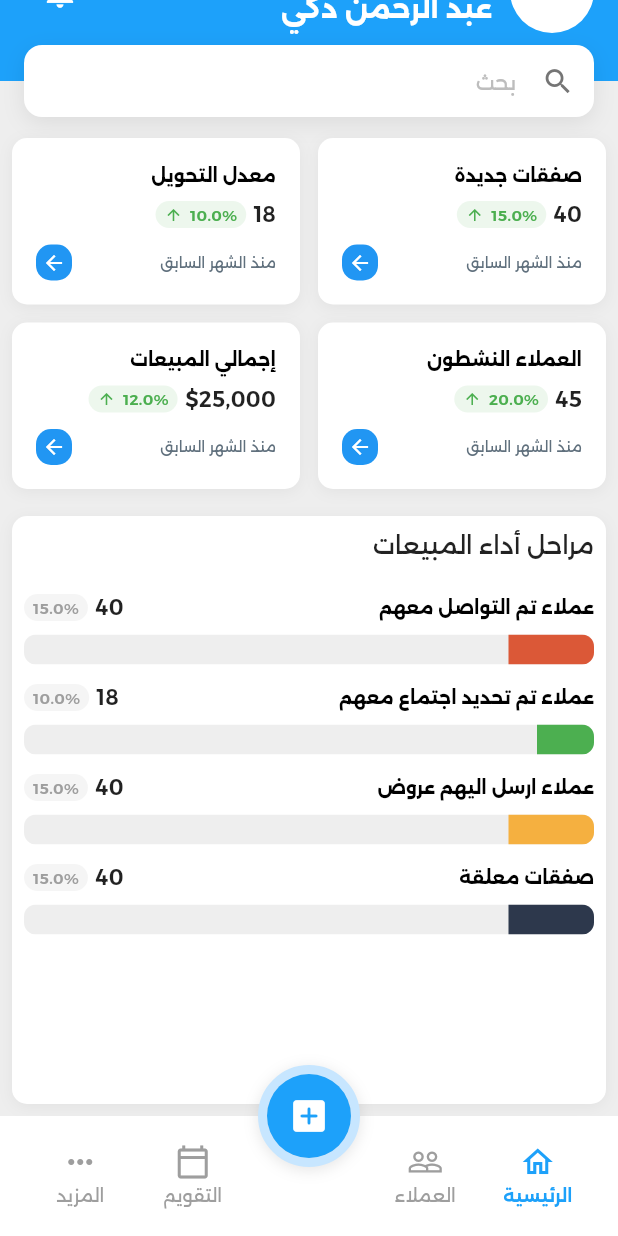
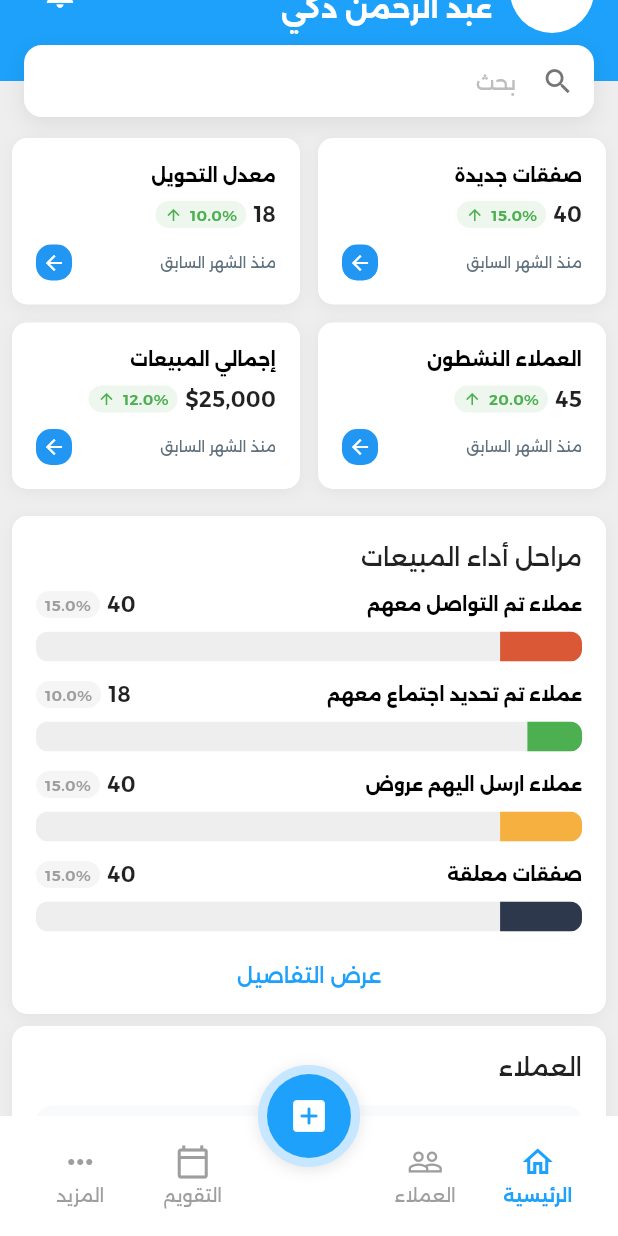
Before and after one commit to Alimgahed/CRM, a Flutter app: the screen it shows after launch, scrolled down 50 dp, on a phone screen of 412 x 824 dp. Run offline on Flutter 3.47's test engine with Material 3 defaults, Android fonts, the light colour scheme and no system bars; our stand-ins replace get, shared_preferences.

Commit message:
seconnd commit

```diff
--- a/lib/constant/colors.dart
+++ b/lib/constant/colors.dart
@@ -2,3 +2,6 @@
 import 'package:flutter/material.dart';
 
 const Color appColor = Color(0xFF1DA1FA);
+const Color secondaryTextColor = Color(0xFF4A5565);
+const Color containerColor = Color(0xFFF9FAFB);
+const Color buttonColor = Color(0xFF007BFF);
--- /dev/null
+++ b/lib/gloable/Reusable_widget.dart
@@ -0,0 +1,58 @@
+import 'package:flutter/material.dart';
+
+/// A reusable PopupMenuButton widget that supports any number of items
+class GlobalPopupMenu extends StatelessWidget {
+  /// List of menu items
+  final List<PopupMenuItemModel> items;
+
+  /// Icon of the button (default is more_vert)
+  final Icon? icon;
+
+  const GlobalPopupMenu({
+    super.key,
+    required this.items,
+    this.icon,
+  });
+
+  @override
+  Widget build(BuildContext context) {
+    return PopupMenuButton<int>(
+      icon: icon ?? const Icon(Icons.more_vert_rounded),
+      onSelected: (index) {
+        if (index >= 0 && index < items.length) {
+          items[index].onTap?.call();
+        }
+      },
+      itemBuilder: (context) => List.generate(
+        items.length,
+        (index) => PopupMenuItem(
+          value: index,
+          child: Row(
+            children: [
+              if (items[index].icon != null) ...[
+                Icon(items[index].icon, color: items[index].iconColor),
+                const SizedBox(width: 8),
+              ],
+              Text(items[index].title),
+            ],
+          ),
+        ),
+      ),
+    );
+  }
+}
+
+/// Model class for a single popup menu item
+class PopupMenuItemModel {
+  final String title;
+  final IconData? icon;
+  final Color? iconColor;
+  final VoidCallback? onTap;
+
+  PopupMenuItemModel({
+    required this.title,
+    this.icon,
+    this.iconColor,
+    this.onTap,
+  });
+}
--- a/lib/main.dart
+++ b/lib/main.dart
@@ -1,28 +1,20 @@
-
-
 import 'package:crm/cache/cache.dart';
 import 'package:crm/controller/language/language.dart';
-import 'package:crm/gloable/gloable.dart';
 import 'package:crm/theme/theme.dart';
 import 'package:crm/view/home/layout.dart';
 import 'package:flutter/material.dart';
 import 'package:get/get.dart';
-
-
-
 
 double height = 0.0;
 double width = 0.0;
 
 /// Background FCM handler
 
-
 void main() async {
   WidgetsFlutterBinding.ensureInitialized(); // must come first
   await Cache.init();
   runApp(MyApp());
 }
-
 
 class MyApp extends StatefulWidget {
   const MyApp({super.key});
@@ -33,8 +25,6 @@ class MyApp extends StatefulWidget {
 }
 
 class _MyAppState extends State<MyApp> {
-
-
   @override
   Widget build(BuildContext context) {
     WidgetsBinding.instance.addPostFrameCallback((_) {
@@ -44,15 +34,15 @@ class _MyAppState extends State<MyApp> {
 
     final LanguageController languageController = Get.put(LanguageController());
 
+    return GetMaterialApp(
+      title: 'binna',
+      debugShowCheckedModeBanner: false,
 
-    return  GetMaterialApp(
-        title: 'binna',
-        translations: MyTranslations(),
-        locale: Locale(languageController.currentLanguage ?? 'ar'),
-          fallbackLocale: Locale(Cache.getdata(key: "lang") ?? "ar"),
-          theme: AppTheme.lightTheme,
-        home: Layout()
-
+      translations: MyTranslations(),
+      locale: Locale(languageController.currentLanguage ?? 'ar'),
+      fallbackLocale: Locale(Cache.getdata(key: "lang") ?? "ar"),
+      theme: AppTheme.lightTheme,
+      home: Layout(),
     );
   }
 }
--- /dev/null
+++ b/lib/my_widget/home_widget/Clients.dart
@@ -0,0 +1,211 @@
+import 'package:crm/constant/colors.dart';
+import 'package:crm/gloable/Reusable_widget.dart';
+import 'package:flutter/material.dart';
+import 'package:get/get.dart';
+
+class Clients extends StatelessWidget {
+  const Clients({super.key});
+
+  @override
+  Widget build(BuildContext context) {
+    return Padding(
+      padding: const EdgeInsets.only(top: 0.0, right: 8, left: 8.0, bottom: 8),
+      child: Container(
+        padding: const EdgeInsets.all(8),
+        decoration: BoxDecoration(
+          color: Colors.white,
+          borderRadius: BorderRadius.circular(10),
+          boxShadow: [
+            BoxShadow(
+              color: Colors.black.withOpacity(0.05),
+              blurRadius: 8,
+              offset: const Offset(0, 2),
+            ),
+          ],
+        ),
+        child: Padding(
+          padding: const EdgeInsets.all(8.0),
+          child: Column(
+            crossAxisAlignment: CrossAxisAlignment.start,
+            children: [
+              Text(
+                "Clients".tr,
+                style: const TextStyle(
+                  fontSize: 16,
+                  fontWeight: FontWeight.w500,
+                  color: Colors.black87,
+                ),
+              ),
+              SizedBox(height: 10),
+              ClientsWidget(
+                name: "شركة النور للتجارة".tr,
+                location: "الرياض".tr,
+                statues: "جديد".tr,
+                color: appColor,
+              ),
+              const SizedBox(height: 8),
+              ClientsWidget(
+                name: "أحمد علي".tr,
+                location: "جدة".tr,
+                statues: "مفلق".tr,
+                color: Color(0xFF4CAF50),
+              ),
+              const SizedBox(height: 8),
+              ClientsWidget(
+                name: "مؤسسة الخليج".tr,
+                location: "الدمام".tr,
+                statues: "جديد".tr,
+                color: appColor,
+              ),
+              const SizedBox(height: 12),
+              ClientsWidget(
+                name: "احمد محمد علي".tr,
+                location: "شقة في الرياض".tr,
+                statues: "مهتم",
+                color: const Color.fromARGB(255, 232, 210, 10),
+              ),
+              const SizedBox(height: 12),
+
+              const Center(
+                child: Text(
+                  "عرض الجميع ",
+                  style: TextStyle(
+                    color: buttonColor,
+                    fontWeight: FontWeight.w500,
+                    fontStyle: FontStyle.normal,
+                    fontSize: 14,
+                    letterSpacing: -0.15,
+                  ),
+                ),
+              ),
+            ],
+          ),
+        ),
+      ),
+    );
+  }
+}
+
+class ClientsWidget extends StatelessWidget {
+  final String name;
+  final String location;
+  final String statues;
+  final Color color;
+
+  const ClientsWidget({
+    super.key,
+    required this.name,
+    required this.location,
+    required this.statues,
+    required this.color,
+  });
+
+  @override
+  Widget build(BuildContext context) {
+    return Container(
+      margin: const EdgeInsets.symmetric(vertical: 4),
+      padding: const EdgeInsets.all(8),
+      decoration: BoxDecoration(
+        color: containerColor,
+        borderRadius: BorderRadius.circular(10),
+      ),
+      child: Row(
+        crossAxisAlignment: CrossAxisAlignment.center,
+        children: [
+          const Icon(
+            Icons.contact_emergency_outlined,
+            size: 30,
+            color: appColor,
+          ),
+          const SizedBox(width: 10),
+
+          // --- Text and Status ---
+          Expanded(
+            child: Column(
+              crossAxisAlignment: CrossAxisAlignment.start,
+              children: [
+                Text(
+                  name,
+                  style: const TextStyle(
+                    fontSize: 12,
+                    fontWeight: FontWeight.bold,
+                    color: Colors.black,
+                  ),
+                  maxLines: 1,
+                  overflow: TextOverflow.ellipsis,
+                ),
+                const SizedBox(height: 5),
+                Text(
+                  location,
+                  style: const TextStyle(
+                    fontSize: 14,
+                    fontWeight: FontWeight.w600,
+                    color: secondaryTextColor,
+                  ),
+                ),
+              ],
+            ),
+          ),
+          const SizedBox(height: 5),
+          Container(
+            padding: const EdgeInsets.symmetric(horizontal: 6, vertical: 2),
+            decoration: BoxDecoration(
+              color: color.withOpacity(0.2),
+              borderRadius: BorderRadius.circular(20),
+            ),
+            child: Padding(
+              padding: const EdgeInsets.all(8.0),
+              child: Text(
+                statues,
+                style: TextStyle(
+                  fontSize: 10,
+                  fontWeight: FontWeight.w600,
+                  color: color,
+                ),
+              ),
+            ),
+          ),
+          // --- More options dropdown (Edit / Delete in Arabic) ---
+          GlobalPopupMenu(
+            items: [
+              PopupMenuItemModel(
+                title: 'تعديل'.tr,
+                icon: Icons.edit,
+                iconColor: Colors.black54,
+                onTap: () {
+                  Get.snackbar('Edit', 'Editing client...');
+                },
+              ),
+              PopupMenuItemModel(
+                title: 'حذف'.tr,
+                icon: Icons.delete,
+                iconColor: Colors.redAccent,
+                onTap: () {
+                  Get.defaultDialog(
+                    title: 'تأكيد'.tr,
+                    middleText: 'هل تريد حذف هذا العميل؟'.tr,
+                    textConfirm: 'حذف'.tr,
+                    textCancel: 'إلغاء'.tr,
+                    confirmTextColor: Colors.white,
+                    onConfirm: () {
+                      Get.back();
+                      Get.snackbar('تم'.tr, 'تم حذف العميل'.tr);
+                    },
+                  );
+                },
+              ),
+              PopupMenuItemModel(
+                title: 'مشاركة'.tr,
+                icon: Icons.share,
+                iconColor: Colors.blue,
+                onTap: () {
+                  Get.snackbar('Share', 'Shared client info');
+                },
+              ),
+            ],
+          ),
+        ],
+      ),
+    );
+  }
+}
--- a/lib/my_widget/home_widget/Sales_performance_stages.dart
+++ b/lib/my_widget/home_widget/Sales_performance_stages.dart
@@ -1,7 +1,6 @@
-
+import 'package:crm/constant/colors.dart';
 import 'package:flutter/material.dart';
 import 'package:get/get.dart';
-
 
 class SalesPerformanceStages extends StatelessWidget {
   const SalesPerformanceStages({super.key});
@@ -9,7 +8,7 @@ class SalesPerformanceStages extends StatelessWidget {
   @override
   Widget build(BuildContext context) {
     return Padding(
-      padding: const EdgeInsets.only(top:  0.0, right: 8 ,left:  8.0 ,bottom: 8),
+      padding: const EdgeInsets.only(top: 0.0, right: 8, left: 8.0, bottom: 8),
       child: Container(
         padding: const EdgeInsets.all(8),
         decoration: BoxDecoration(
@@ -23,16 +22,20 @@ class SalesPerformanceStages extends StatelessWidget {
             ),
           ],
         ),
+        child: Padding(
+          padding: const EdgeInsets.all(8.0),
           child: Column(
             crossAxisAlignment: CrossAxisAlignment.start,
             children: [
-            Text("Sales Performance Stages".tr,
+              Text(
+                "Sales Performance Stages".tr,
                 style: const TextStyle(
                   fontSize: 16,
                   fontWeight: FontWeight.w500,
                   color: Colors.black87,
-                )),
-            SizedBox(height: 20,),
+                ),
+              ),
+              SizedBox(height: 10),
               Salesperformance(
                 title: "عملاء تم التواصل معهم".tr,
                 amount: "40",
@@ -62,7 +65,20 @@ class SalesPerformanceStages extends StatelessWidget {
                   color: Color(0xFF2D384C),
                 ),
               ),
+              const Center(
+                child: Text(
+                  "عرض التفاصيل",
+                  style: TextStyle(
+                    color: appColor,
+                    fontWeight: FontWeight.w500,
+                    fontStyle: FontStyle.normal,
+                    fontSize: 14,
+                    letterSpacing: -0.15,
+                  ),
+                ),
+              ),
             ],
+          ),
         ),
       ),
     );
@@ -74,6 +90,7 @@ class Salesperformance extends StatelessWidget {
   final String amount;
   final double ratio; // e.g. 0.75 for 75%
   final Color color;
+
 
   const Salesperformance({
     super.key,
@@ -130,13 +147,11 @@ class Salesperformance extends StatelessWidget {
                       color: Colors.grey,
                     ),
                   ),
-
                 ],
               ),
             ),
           ],
         ),
-
 
         const SizedBox(height: 8),
 
@@ -147,15 +162,11 @@ class Salesperformance extends StatelessWidget {
             value: progressValue,
             minHeight: 20,
             backgroundColor: Colors.grey.shade200,
-            valueColor: AlwaysStoppedAnimation<Color>(
-                color
-            ),
+            valueColor: AlwaysStoppedAnimation<Color>(color),
           ),
         ),
 
-
         // --- Date and Forward Icon ---
-
       ],
     );
   }
--- a/lib/theme/theme.dart
+++ b/lib/theme/theme.dart
@@ -4,6 +4,7 @@ import 'package:flutter/material.dart';
 class AppTheme {
   static ThemeData get lightTheme {
     return ThemeData(
+
       // Default app color set to white
       scaffoldBackgroundColor: Colors.white,
       primaryColor: Colors.white,
@@ -18,9 +19,11 @@ class AppTheme {
         surfaceTintColor: Colors.white,
         titleTextStyle: TextStyle(color: appColor, fontSize: 22),
       ),
+
       progressIndicatorTheme: ProgressIndicatorThemeData(
         color: appColor, // Set CircularProgressIndicator color here
       ),
+
       brightness: Brightness.light,
       primarySwatch: Colors.blue,
     );
--- a/lib/view/home/home.dart
+++ b/lib/view/home/home.dart
@@ -1,16 +1,19 @@
 import 'package:crm/controller/home/home.dart';
+import 'package:crm/my_widget/home_widget/Clients.dart';
 import 'package:crm/my_widget/home_widget/Sales_performance_stages.dart';
+import 'package:crm/my_widget/home_widget/Users.dart';
 import 'package:crm/my_widget/home_widget/header.dart';
 import 'package:crm/my_widget/home_widget/totals.dart';
 import 'package:flutter/material.dart';
 import 'package:get/get_state_manager/get_state_manager.dart';
+
 class Home extends StatelessWidget {
   const Home({super.key});
 
   @override
   Widget build(BuildContext context) {
     return Scaffold(
-      backgroundColor:Colors.grey.shade200,
+      backgroundColor: Colors.grey.shade200,
       body: GetBuilder<HomeController>(
         init: HomeController(),
         builder: (controller) {
@@ -18,13 +21,14 @@ class Home extends StatelessWidget {
             child: Column(
               children: [
                 buildHeader(context),
-                SizedBox(height: 30,),
-                SizedBox(height: 260, // Space for the overlapping search bar
+                SizedBox(height: 30),
+                SizedBox(
+                  height: 260, // Space for the overlapping search bar
                   child: TotalsSection(),
                 ),
-                                SizedBox(height: 400,
-                                  child: SalesPerformanceStages())
-
+                SizedBox(height: 340, child: SalesPerformanceStages()),
+                SizedBox(height: 430, child: Clients()),
+                SizedBox(height: 430, child: Users()),
               ],
             ),
           );
```
Also changed, not shown: lib/my_widget/home_widget/Users.dart (added, +211 -0 lines), 6 other files. Lines whose indentation alone changed are shown as unchanged.
